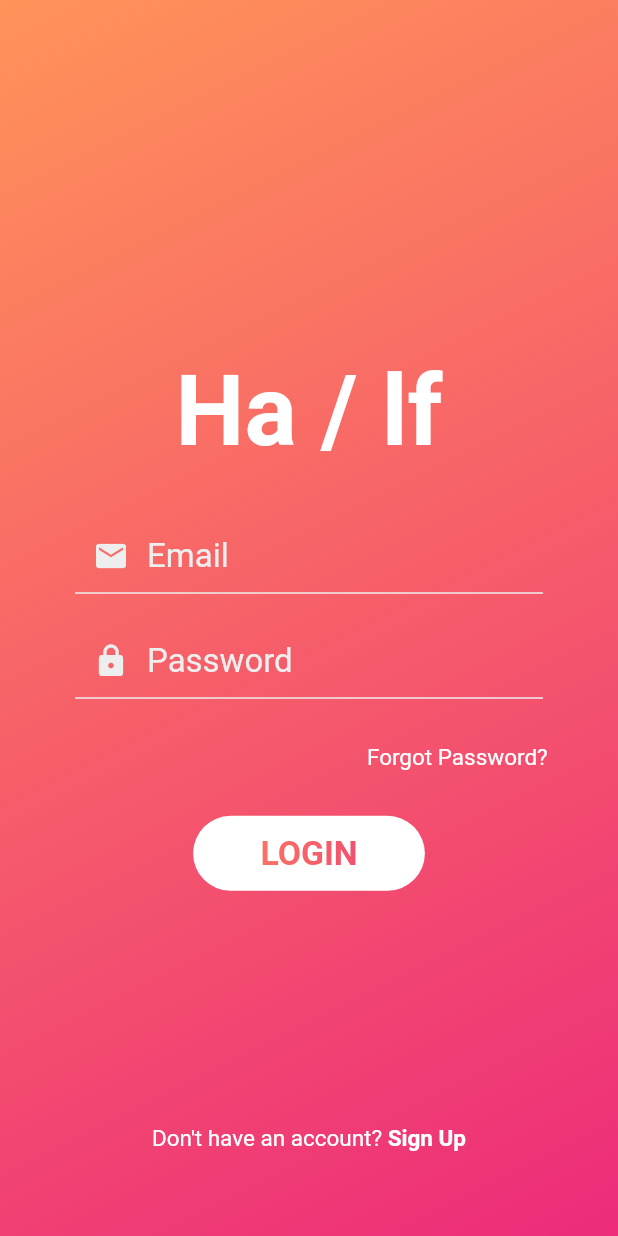
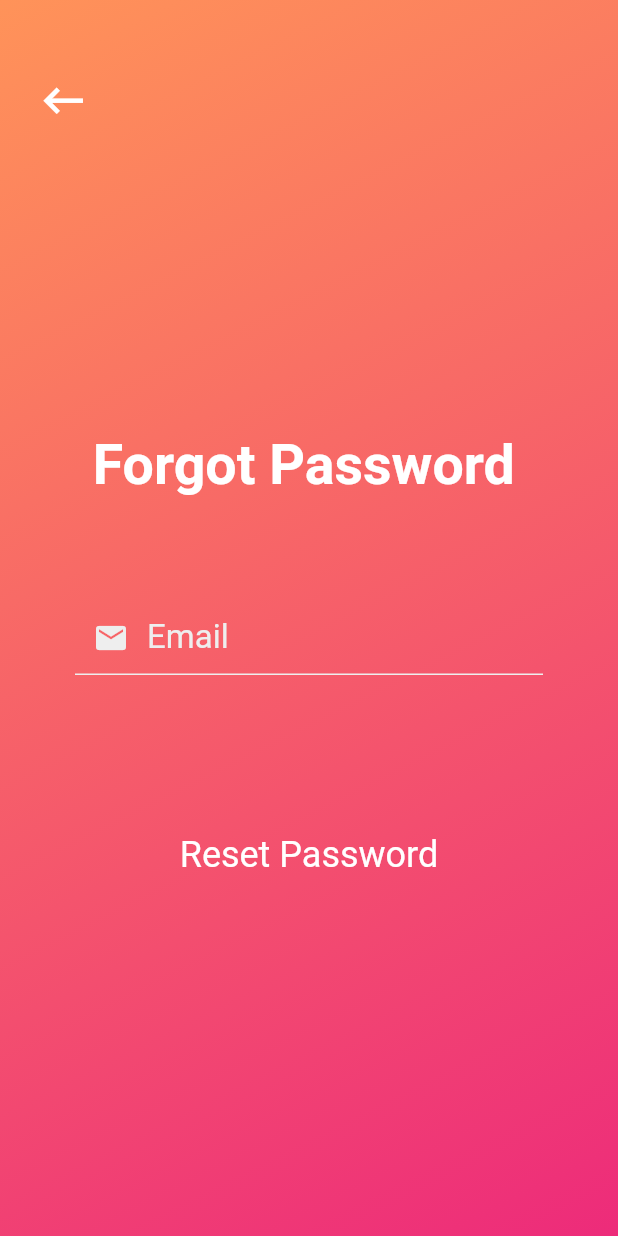
Before and after one commit to Omine100/Half, a Flutter app: the screen it shows after launch, after a tap on "Forgot Password?", on a phone screen of 412 x 824 dp. Run offline on Flutter 3.47's test engine with Material 2 defaults, Android fonts, the phone set to English and light mode, and no system bars; our stand-ins replace cloud_firestore, firebase_auth; accounts and stored records are empty.

Commit message:
forgotPassword.dart
Started getting this set up

Still need to go through a little and make sure that I am getting all of the standards defined correctly

```diff
--- a/half_1.1/half/lib/pages/forgotPassword.dart
+++ b/half_1.1/half/lib/pages/forgotPassword.dart
@@ -0,0 +1,119 @@
+import 'package:flutter/material.dart';
+
+import 'package:half/services/cloudFirestore.dart';
+import 'package:half/services/themes.dart';
+import 'package:half/services/dimensions.dart';
+import 'package:half/widgets/interfaceStandards.dart';
+
+class ForgotPasswordScreen extends StatefulWidget {
+  @override
+  State<StatefulWidget> createState() => new _ForgotPasswordScreenState();
+}
+
+class _ForgotPasswordScreenState extends State<ForgotPasswordScreen> {
+  //Variable initialization
+  CloudFirestore cloudFirestore = new CloudFirestore();
+  InterfaceStandards interfaceStandards = new InterfaceStandards();
+  Themes themes = new Themes();
+  final _formKey = GlobalKey<FormState>();
+  String _email;
+
+  //User interface: Show email input
+  Widget showEmailInput() {
+    return new TextFormField(
+      keyboardType: TextInputType.emailAddress,
+      style: TextStyle(
+        color: Theme.of(context).colorScheme.forgotPasswordTextInput,
+        fontSize: 22.0,
+      ),
+      decoration: InputDecoration(
+        prefixIcon: Icon(
+          Icons.email,
+          color: Theme.of(context).colorScheme.forgotPasswordTextInput,
+        ),
+        hintText: "Email",
+        hintStyle: TextStyle(
+          color: Theme.of(context).colorScheme.forgotPasswordTextInput,
+        ),
+        labelStyle: TextStyle(
+          color: Theme.of(context).colorScheme.forgotPasswordTextInput,
+        ),
+        enabledBorder: UnderlineInputBorder(
+          borderSide: BorderSide(
+            color: Theme.of(context).colorScheme.forgotPasswordTextInput,
+          ),
+        ),
+        focusedBorder: UnderlineInputBorder(
+          borderSide: BorderSide(
+            color: Theme.of(context).colorScheme.forgotPasswordTextInput,
+          ),
+        ),
+      ),
+      validator: (value) => value.isEmpty ?"Email can\'t be empty" : null,
+      onSaved: (value) => _email = value.trim(),
+      obscureText: false,
+      maxLines: 1,
+    );
+  }
+
+  @override
+  Widget build(BuildContext context) {
+    return new Scaffold(
+      body: Container(
+        height: MediaQuery.of(context).size.height,
+        decoration: BoxDecoration(
+          gradient: interfaceStandards.bodyLinearGradient(context, false, false),
+        ),
+        child: Stack(
+          children: <Widget>[
+            Positioned(
+              top: MediaQuery.of(context).size.height * 0.06,
+              left: MediaQuery.of(context).size.width * 0.06,
+              child: interfaceStandards.backButton(context),
+            ),
+            Positioned(
+              top: MediaQuery.of(context).size.height * 0.35,
+              left: MediaQuery.of(context).size.width * 0.15,
+              child: Text(
+                "Forgot Password",
+                style: TextStyle(
+                  color: Theme.of(context).colorScheme.forgotPasswordTitle,
+                  fontSize: 37.0,
+                  fontWeight: FontWeight.w600,
+                ),
+              ),
+            ), //Forgot Password text
+            Form(
+              key: _formKey,
+              child: Padding(
+                padding: EdgeInsets.only(left: 50.0, right: 50.0, top: 400.0),
+                child: showEmailInput(),
+              ),
+            ), //showEmailInput()
+            Positioned(
+                top: MediaQuery.of(context).size.height * 0.675,
+                child: Container(
+                  width: MediaQuery.of(context).size.width,
+                  child: Center(
+                    child: GestureDetector(
+                      onTap: () {
+                        // widget.auth.sendPasswordReset(_email);
+                        Navigator.pop(context);
+                      },
+                      child: Text(
+                        "Reset Password",
+                        style: TextStyle(
+                          color: Theme.of(context).colorScheme.forgotPasswordReset,
+                          fontSize: Theme.of(context).textTheme.forgotPasswordResetFontSize,
+                        ),
+                      ),
+                    ),
+                  ),
+                ),
+            ), //Reset Password button
+          ],
+        ),
+      ),
+    );
+  }
+}
--- a/half_1.1/half/lib/pages/login.dart
+++ b/half_1.1/half/lib/pages/login.dart
@@ -1,5 +1,6 @@
 import 'package:flutter/foundation.dart';
 import 'package:flutter/material.dart';
+import 'package:half/pages/forgotPassword.dart';
 
 import 'package:half/services/cloudFirestore.dart';
 import 'package:half/services/themes.dart';
@@ -178,7 +179,10 @@ class _LoginScreenState extends State<LoginScreen> {
                         padding: EdgeInsets.only(left: MediaQuery.of(context).size.width * 0.48, top: 30.0),
                         child: GestureDetector(
                           onTap: () {
-                            //Need to correct
+                            Navigator.push(
+                              context,
+                              MaterialPageRoute(builder: (context) => ForgotPasswordScreen())
+                            );
                           },
                           child: showForgotPasswordButton(context)
                         ),
--- a/half_1.1/half/lib/services/themes.dart
+++ b/half_1.1/half/lib/services/themes.dart
@@ -4,15 +4,24 @@ extension CustomColorScheme on ColorScheme {
   //Color get 'name' => const Color(0x'hexValue');
   Color get title => const Color(0xFFdc3545);
   Color get backButton => const Color(0xFFFFFFFF);
+
   Color get loginGradientTopLeft => const Color(0xFFFF9359);
   Color get loginGradientBottomRight => const Color(0xFFed2b7a);
   Color get loginTitle => const Color(0xFFFFFFFF);
   Color get loginTextInput => const Color(0xFFEEEEEE);
+
+  Color get forgotPasswordTextInput => const Color(0xFFEEEEEE);
+  Color get forgotPasswordGradientTopLeft => const Color(0xFFFF9359);
+  Color get forgotPasswordGradientBottomRight => const Color(0xFFed2b7a);
+  Color get forgotPasswordTitle => const Color(0xFFFFFFFF);
+  Color get forgotPasswordReset => const Color(0xFFFFFFFF);
 }
 
 extension CustomFontSizes on TextTheme {
   double get textInputFontSize => 22.0;
   double get titleFontSize => 48.0;
+
+  double get forgotPasswordResetFontSize => 24.0;
 }
 
 class Themes {
```
